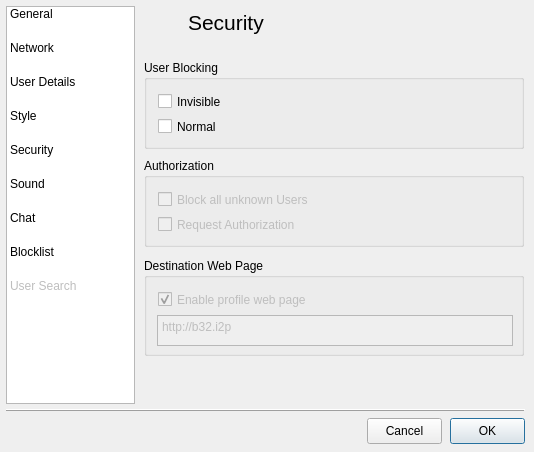
First picture: the form in src/gui/form_settingsgui.ui, repository vituperative/i2pchat, before the edit.
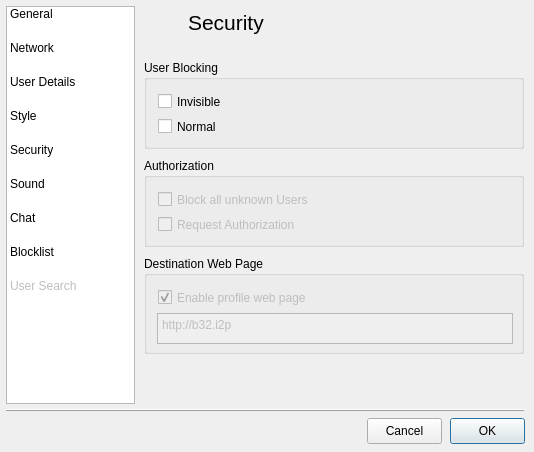
Second picture: the form after the edit. The open tabs and pages were chosen to show the change. Icons and pictures are not drawn.

Commit message: Settings layout tweak

```diff
--- a/src/gui/form_settingsgui.ui
+++ b/src/gui/form_settingsgui.ui
@@ -2106,7 +2106,7 @@
       <property name="geometry">
        <rect>
         <x>4</x>
-        <y>250</y>
+        <y>248</y>
         <width>380</width>
         <height>98</height>
        </rect>
```
Left out of the diff: 2 changed lines with no effect on the pictures.
